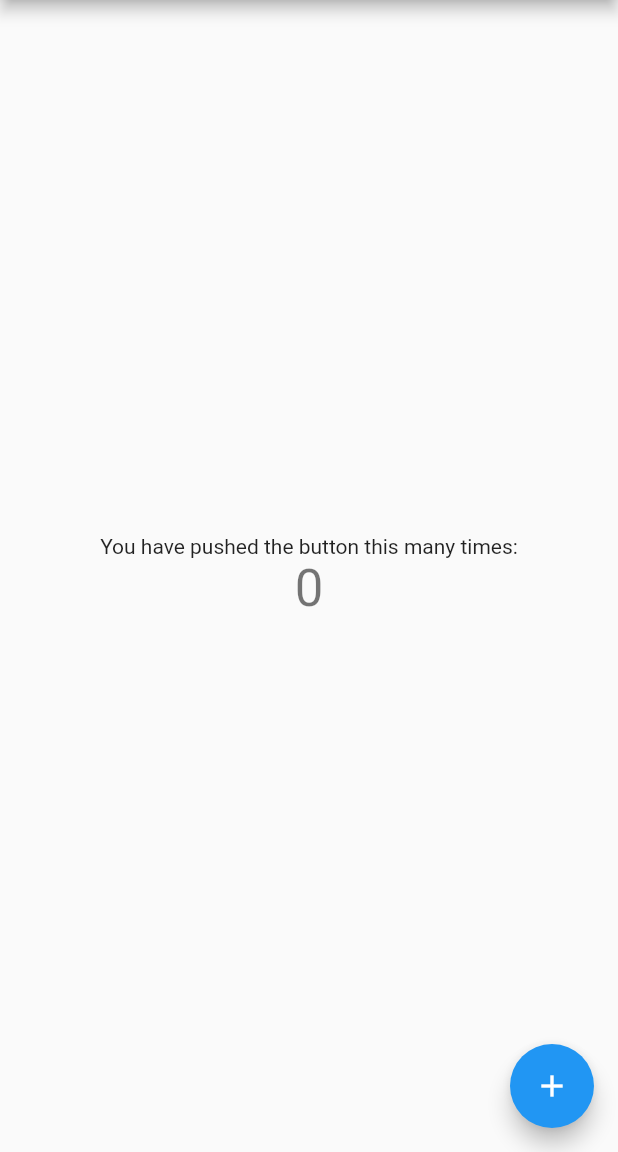
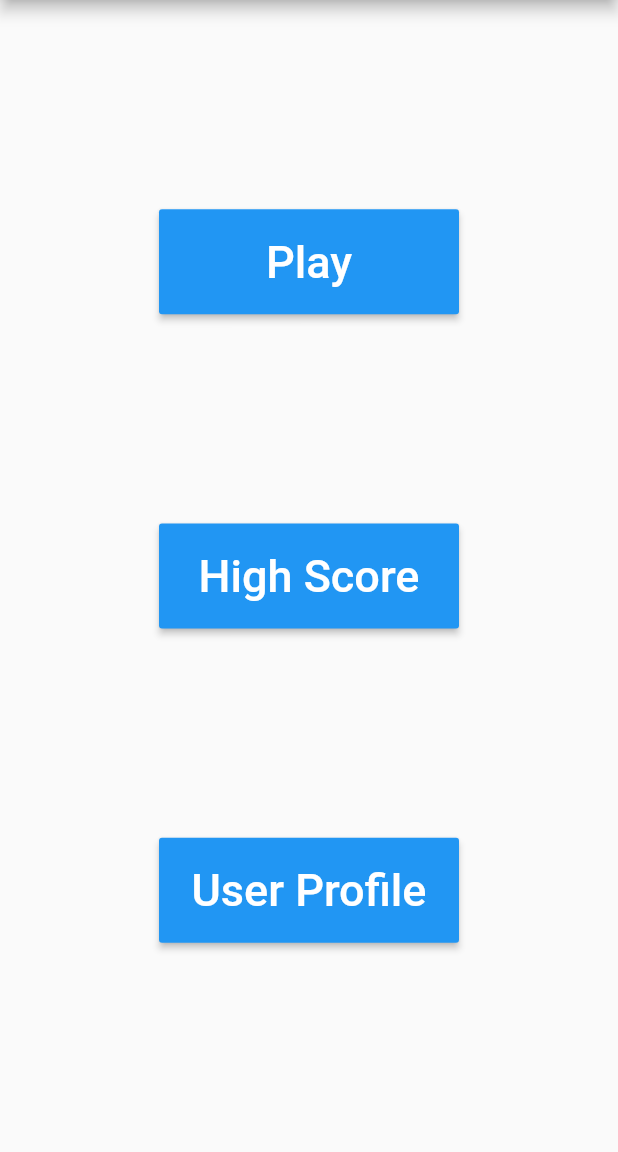
Before and after one commit to davidjhenning6/Chroma-Slash, a Flutter app: the screen it shows after launch, on a phone screen of 412 x 824 dp, the part 84-1236 px from its top. Run offline on Flutter 3.47's test engine with Material 2 defaults, Android fonts, the phone set to English and light mode, and no system bars.

Commit message:
Main Menu updated
Buttons added to the main menu

```diff
--- a/slice_game/lib/main.dart
+++ b/slice_game/lib/main.dart
@@ -3,11 +3,12 @@ import 'package:flutter/material.dart';
 void main() => runApp(MyApp());
 
 class MyApp extends StatelessWidget {
+static const String _title = 'Slice Game';
   // This widget is the root of your application.
   @override
   Widget build(BuildContext context) {
     return MaterialApp(
-      title: 'Flutter Demo',
+      title: '_title',
       theme: ThemeData(
         // This is the theme of your application.
         //
@@ -20,92 +21,61 @@ class MyApp extends StatelessWidget {
         // is not restarted.
         primarySwatch: Colors.blue,
       ),
-      home: MyHomePage(title: 'Slice Game'),
+      home: Scaffold(
+        appBar: AppBar(title: const Text(_title)),
+        body: MyStatelessWidget(),
+    ));
+  }
+}
+
+// class MyHomePage extends StatefulWidget {
+//   MyHomePage({Key key, this.title}) : super(key: key);
+
+class MyStatelessWidget extends StatelessWidget {
+  MyStatelessWidget({Key key}) : super(key: key);
+
+  @override
+  Widget build(BuildContext context) {
+    return Center(
+      widthFactor: 1,
+      child: Column(
+        mainAxisAlignment: MainAxisAlignment.spaceEvenly,
+        children: <Widget>[
+          Center(
+            // child: const SizedBox(height: 30, width: 300),
+            child:ButtonTheme(
+              minWidth: 200,
+              height: 70,
+              child:RaisedButton(
+                onPressed: () {},
+                child: Text('Play', style: TextStyle(fontSize: 30, color: Colors.white)),
+              )
+            )
+          ),
+            Center(
+            // child: const SizedBox(height: 30, width: 300),
+            child:ButtonTheme(
+              minWidth: 200,
+              height: 70,
+              child:RaisedButton(
+                onPressed: () {},
+                child: Text('High Score', style: TextStyle(fontSize: 30, color: Colors.white)),
+              )
+            )
+          ),
+            Center(
+            // child: const SizedBox(height: 30, width: 300),
+            child:ButtonTheme(
+              minWidth: 200,
+              height: 70,
+              child:RaisedButton(
+                onPressed: () {},
+                child: Text('User Profile', style: TextStyle(fontSize: 30, color: Colors.white)),
+              )
+            )
+          ),
+        ],
+      ),
     );
   }
 }
-
-class MyHomePage extends StatefulWidget {
-  MyHomePage({Key key, this.title}) : super(key: key);
-
-  // This widget is the home page of your application. It is stateful, meaning
-  // that it has a State object (defined below) that contains fields that affect
-  // how it looks.
-
-  // This class is the configuration for the state. It holds the values (in this
-  // case the title) provided by the parent (in this case the App widget) and
-  // used by the build method of the State. Fields in a Widget subclass are
-  // always marked "final".
-
-  final String title;
-
-  @override
-  _MyHomePageState createState() => _MyHomePageState();
-}
-
-class _MyHomePageState extends State<MyHomePage> {
-  int _counter = 0;
-
-  void _incrementCounter() {
-    setState(() {
-      // This call to setState tells the Flutter framework that something has
-      // changed in this State, which causes it to rerun the build method below
-      // so that the display can reflect the updated values. If we changed
-      // _counter without calling setState(), then the build method would not be
-      // called again, and so nothing would appear to happen.
-      _counter++;
-    });
-  }
-
-  @override
-  Widget build(BuildContext context) {
-    // This method is rerun every time setState is called, for instance as done
-    // by the _incrementCounter method above.
-    //
-    // The Flutter framework has been optimized to make rerunning build methods
-    // fast, so that you can just rebuild anything that needs updating rather
-    // than having to individually change instances of widgets.
-    return Scaffold(
-      appBar: AppBar(
-        // Here we take the value from the MyHomePage object that was created by
-        // the App.build method, and use it to set our appbar title.
-        title: Text(widget.title),
-      ),
-      body: Center(
-        // Center is a layout widget. It takes a single child and positions it
-        // in the middle of the parent.
-        child: Column(
-          // Column is also a layout widget. It takes a list of children and
-          // arranges them vertically. By default, it sizes itself to fit its
-          // children horizontally, and tries to be as tall as its parent.
-          //
-          // Invoke "debug painting" (press "p" in the console, choose the
-          // "Toggle Debug Paint" action from the Flutter Inspector in Android
-          // Studio, or the "Toggle Debug Paint" command in Visual Studio Code)
-          // to see the wireframe for each widget.
-          //
-          // Column has various properties to control how it sizes itself and
-          // how it positions its children. Here we use mainAxisAlignment to
-          // center the children vertically; the main axis here is the vertical
-          // axis because Columns are vertical (the cross axis would be
-          // horizontal).
-          mainAxisAlignment: MainAxisAlignment.center,
-          children: <Widget>[
-            Text(
-              'You have pushed the button this many times:',
-            ),
-            Text(
-              '$_counter',
-              style: Theme.of(context).textTheme.display1,
-            ),
-          ],
-        ),
-      ),
-      floatingActionButton: FloatingActionButton(
-        onPressed: _incrementCounter,
-        tooltip: 'Increment',
-        child: Icon(Icons.add),
-      ), // This trailing comma makes auto-formatting nicer for build methods.
-    );
-  }
-}
```
